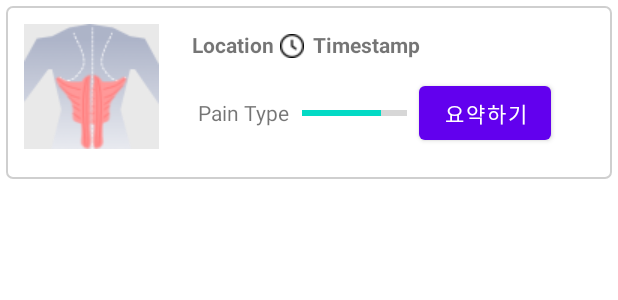
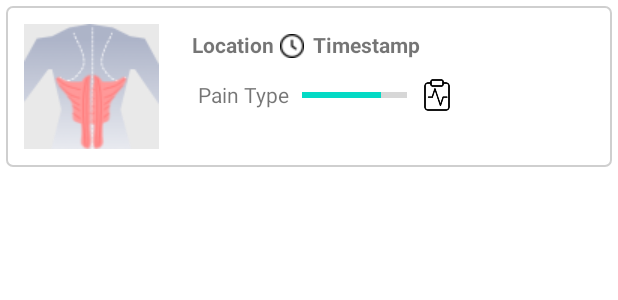
Before and after one commit to 2024-KMU-Mobile-Project-Health-Care/Main-Repo, an Android app: the layout pain_data_item.xml on its own in the app's theme, with its tools: preview values and no code run, on a phone screen of 412 x 824 dp. Shown: the top 300 px of the screen. Run offline under Robolectric (Android 15) with nearby library versions, the phone set to English and light mode, and no system bars.

Commit message:
add copy function

```diff
--- a/app/src/main/res/layout/pain_data_item.xml
+++ b/app/src/main/res/layout/pain_data_item.xml
@@ -80,13 +80,16 @@
                 android:clickable="false"
                 android:focusable="false" />
 
-            <Button
-                android:id="@+id/item_summary_btn"
+            <ImageView
+                android:id="@+id/item_copy_img"
                 android:layout_gravity="center_vertical|right"
-                android:layout_width="wrap_content"
-                android:layout_height="wrap_content"
-                android:text="요약하기"
-                android:layout_margin="4dp" />
+                android:layout_width="24dp"
+                android:layout_height="24dp"
+                android:src="@drawable/pain_copy"
+                android:scaleType="fitCenter"
+                android:adjustViewBounds="true"
+                android:layout_margin="4dp"
+                android:background="@null" />
         </LinearLayout>
     </LinearLayout>
 </GridLayout>
```
Also changed, not shown: app/src/main/java/com/example/healthcareproject/PainGUI.java (+24 -6 lines), app/src/main/res/drawable/pain_copy.png (added).
